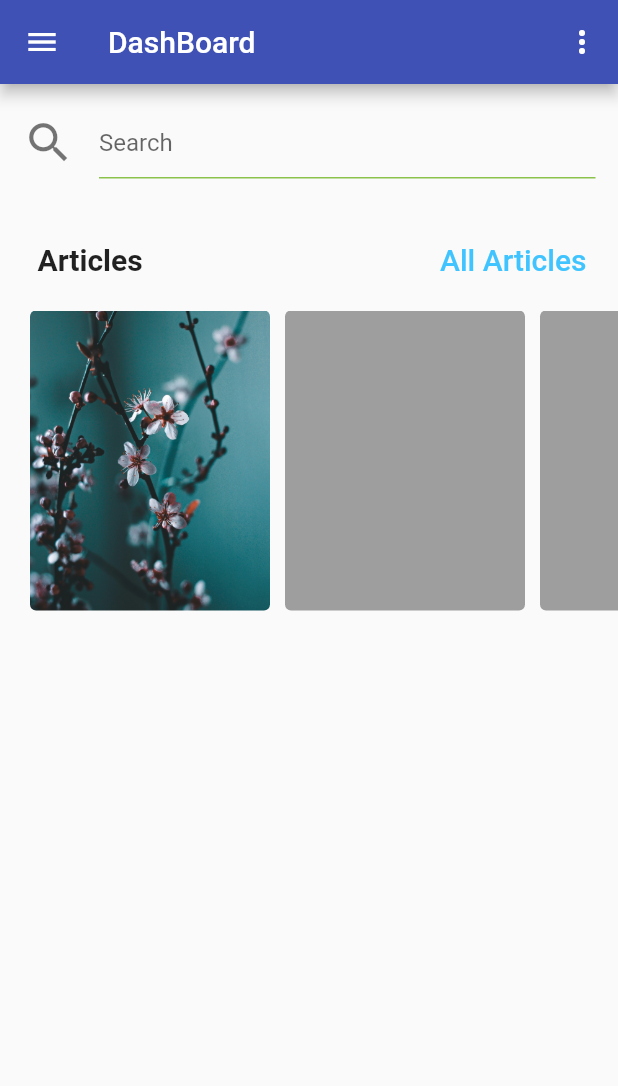
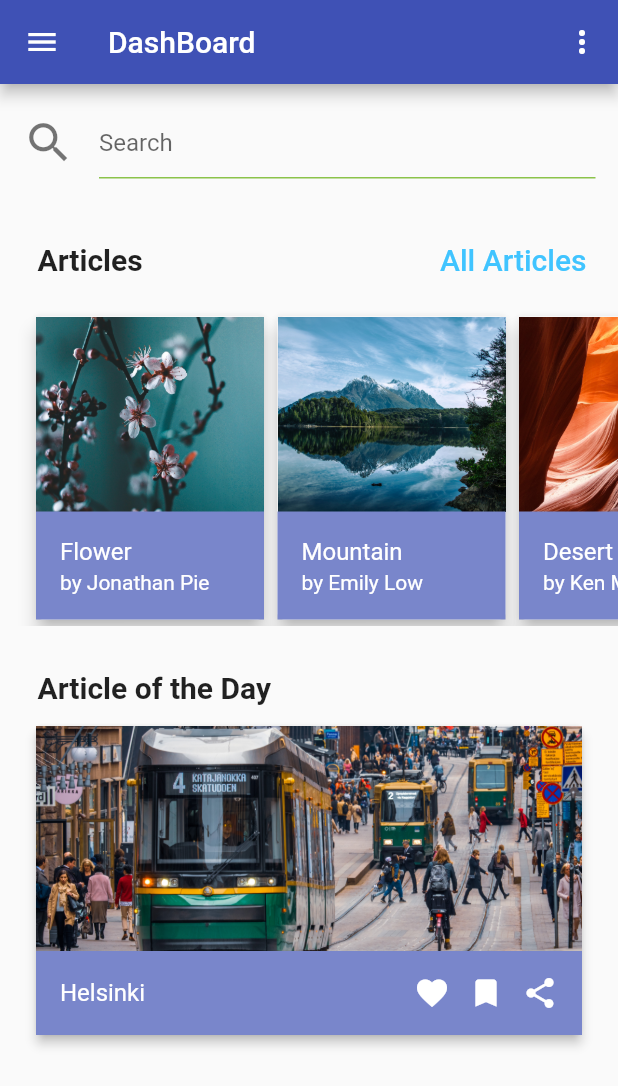
Before and after one commit to kfc0105/blog_ui_layout, a Flutter app: the screen it shows after launch, on a phone screen of 412 x 824 dp. Shown: the top 1086 px of the screen. Run offline on Flutter 3.47's test engine with Material 2 defaults, Android fonts, the phone set to English and light mode, and no system bars.

Commit message:
Added the function of All Article page

```diff
--- /dev/null
+++ b/lib/AllArticlePage.dart
@@ -0,0 +1,45 @@
+import 'package:flutter/material.dart';
+
+/*
+    Stack reference - https://stackoverflow.com/questions/44004451/navigator-operation-requested-with-a-context-that-does-not-include-a-navigator
+
+    The main reason why Navigator is not working is because MyApp is not under MaterialApp.
+    You need material app to access the Navigator !
+    ** The solution is to make the MaterialApp the parent meaning on the top of everything
+ */
+
+class SecondRoute extends StatelessWidget {
+  @override
+  Widget build(BuildContext context) {
+
+    // ignore: missing_return
+    Widget _buildList(String imageLocation, String title){
+      return ListTile(
+        title: Text(title),
+        leading: CircleAvatar(
+          backgroundImage: AssetImage(imageLocation),
+        ),
+      );
+    }
+
+    return Scaffold(
+      appBar: AppBar(
+        title: Text('All Articles'),
+        actions: [
+          IconButton(icon: Icon(Icons.more_vert),
+            color: Colors.white,
+          ),
+        ],
+      ),
+      //
+      body: ListView(
+        padding: EdgeInsets.all(20),
+        children: [
+          _buildList('images/aarn-giri-xucZ20Vjiy8-unsplash.jpg', 'Flower'),
+          _buildList('images/tapio-haaja-I9SWvZ9sO2U-unsplash.jpg', 'Helsinki'),
+          _buildList('images/delfina-iacub-zsgJdHDP4IE-unsplash.jpg', 'Mountain'),
+        ],
+      ),
+    );
+  }
+}
--- a/lib/main.dart
+++ b/lib/main.dart
@@ -1,10 +1,31 @@
+import 'AllArticlePage.dart';
 import 'package:flutter/material.dart';
+
 
 void main() => runApp(MyApp());
 
 class MyApp extends StatelessWidget{
   @override
   Widget build(BuildContext context) {
+    return MaterialApp(
+      /*
+      A one-line description used by the device to identify the app for the user.
+      On Android the titles appear above the task manager's app snapshots which are displayed
+      when the user presses the "recent apps" button
+       */
+      title: 'Flutter Blog UI layout demo',
+      theme: ThemeData(
+        primaryColor: Colors.indigo[500],
+      ),
+      home: DashBoard(),
+    );
+  }
+}
+
+class DashBoard extends StatelessWidget {
+  @override
+  Widget build(BuildContext context) {
+
     Widget textField = Container(
       padding: EdgeInsets.all(15),
       child: TextField(
@@ -16,6 +37,7 @@ class MyApp extends StatelessWidget{
         ),
       ),
     );
+
 
     Widget textAndTextButton = Container(
       margin: EdgeInsets.only(top: 15, bottom: 10, left: 25, right: 5),
@@ -40,6 +62,10 @@ class MyApp extends StatelessWidget{
            */
           Container(
             child: FlatButton(
+              onPressed: () {
+                Navigator.push(context, MaterialPageRoute(builder: (context) => SecondRoute()),
+                );
+              },
               child: Text(
                 'All Articles',
                 style: TextStyle(
@@ -48,110 +74,121 @@ class MyApp extends StatelessWidget{
                   color: Colors.lightBlueAccent,
                 ),
               ),
-            )
+            ),
           ),
         ],
       ),
     );
 
-    Widget _buildCard(Color color, String textTop, String textBottum){
-      return Column(
+    Widget _buildCard(Color color, String Heading, String subHeading, String imageLocation, double leftMargin){
+      return Container(
+        margin: EdgeInsets.only(left: leftMargin),
+        decoration: BoxDecoration(
+          borderRadius: BorderRadius.circular(4.0),
+        ),
+        width: 160,
+        child: Card(
+          elevation: 5,
+          child: Wrap(
             children: [
-
+              Image.asset(imageLocation, fit: BoxFit.cover, width: 160, height: 130,),
+              Container(
+                decoration: BoxDecoration(
+                  color: color,
+                ),
+                child: ListTile(
+                  title: Text(Heading, style: TextStyle(color: Colors.white),),
+                  subtitle: Text(subHeading, style: TextStyle(color: Colors.white),),
+                ),
+              ),
             ],
+          ),
+        ),
       );
     }
 
+    Color color = Colors.indigo[300];
+    double spacesBetweenCards = 1;
 
-    /*
-          Reference : https://flutter.dev/docs/cookbook/lists/horizontal-list
-
-          *The first card and the last card need different spacing
-
-          For the individual card, there has to be a builder, having the parameter
-          *The card needs an image, two texts
-     */
-
-    //What does this color thing do?
-    Color color = Theme.of(context).primaryColor;
-
-    //need a column top is image and bottom is rect with two text(another column, top and buttom)
-    Widget horizList = Column(
-
-    );
-
-
+    //***The scrolling has major lag, it should preload the image somewhere so it doesn't load when scrolling!!!!
     Widget horizontalList = Container(
-      height: 200.0,
+      height: 210.0,
       child: ListView(
           scrollDirection: Axis.horizontal,
           children: [
             //_buildCard(color, 'hello', 'hi'),
+            _buildCard(color, 'Flower', 'by Jonathan Pie', 'images/aarn-giri-xucZ20Vjiy8-unsplash.jpg', 20),
+            _buildCard(color, 'Mountain', 'by Emily Low', 'images/delfina-iacub-zsgJdHDP4IE-unsplash.jpg', spacesBetweenCards),
+            _buildCard(color, 'Desert', 'by Ken Miyahara', 'images/ilona-bellotto-1-dN-gWVehE-unsplash.jpg', spacesBetweenCards),
+            _buildCard(color, 'Ocean Side', 'Ethan Brown', 'images/sam-moqadam-3wwp3A3yLdg-unsplash.jpg', spacesBetweenCards),
+            _buildCard(color, 'Field', 'Jonathan Cook', 'images/stan-lisonek-EEt70fMgYRQ-unsplash.jpg', spacesBetweenCards),
+            _buildCard(color, 'Flower', 'by Jonathan Pie', 'images/aarn-giri-xucZ20Vjiy8-unsplash.jpg', spacesBetweenCards),
+            _buildCard(color, 'Mountain', 'by Emily Low', 'images/delfina-iacub-zsgJdHDP4IE-unsplash.jpg', spacesBetweenCards),
+            _buildCard(color, 'Desert', 'by Ken Miyahara', 'images/ilona-bellotto-1-dN-gWVehE-unsplash.jpg', spacesBetweenCards),
+            _buildCard(color, 'Ocean Side', 'Ethan Brown', 'images/sam-moqadam-3wwp3A3yLdg-unsplash.jpg', spacesBetweenCards),
+            _buildCard(color, 'Field', 'Jonathan Cook', 'images/stan-lisonek-EEt70fMgYRQ-unsplash.jpg', spacesBetweenCards),
+          ]
+      ),
+    );
 
-          //First
+    Widget textArticleOfTheDay = Container(
+      margin: EdgeInsets.only(top: 30, bottom: 10, left: 25, right: 5),
+      child: Text(
+        'Article of the Day',
+        style: TextStyle(
+          fontWeight: FontWeight.bold,
+          fontSize: 20,
+        ),
+      ),
+    );
+
+    //My attempt to create vertically scrollable card view
+    /*
+    Widget verticalList = Container(
+      margin: EdgeInsets.all(30),
+      child: SliverList(
+      ),
+    );
+
+    */
+
+    //vertical Scroll card builder widget
+    Widget _buildVerticalScrollCard(){
+      return Container(
+        margin: EdgeInsets.only(left: 20, right: 20),
+        child: Card(
+          elevation: 3,
+          child: Column(
+            children: [
+              Image.asset(
+                'images/tapio-haaja-I9SWvZ9sO2U-unsplash.jpg',
+                fit: BoxFit.cover,
+                width: 400,
+                height: 150,
+              ),
               Container(
-            margin: EdgeInsets.only(left: 20),
-            width: 160.0,
-            child: ClipRRect(
-              borderRadius: BorderRadius.circular(4.0),
-              child: Image.asset(
-                'images/aarn-giri-xucZ20Vjiy8-unsplash.jpg',
-                fit: BoxFit.cover,
+                decoration: BoxDecoration(
+                  color: color,
+                ),
+                child: ListTile(
+                  title: Text('Helsinki', style: TextStyle(color: Colors.white),),
+                  trailing: Wrap(
+                    spacing: 12,
+                    children: [
+                      Icon(Icons.favorite, color: Colors.white,),
+                      Icon(Icons.bookmark, color: Colors.white,),
+                      Icon(Icons.share, color: Colors.white,),
+                    ],
                   ),
                 ),
               ),
-
-
-
-
-          Container(
-            margin: EdgeInsets.only(left: 10),
-            decoration: BoxDecoration(
-              color: Colors.grey,
-              borderRadius: BorderRadius.all(Radius.circular(4.0)),
-            ),
-            width: 160.0,
-          ),
-          Container(
-            margin: EdgeInsets.only(left: 10),
-            decoration: BoxDecoration(
-              color: Colors.grey,
-              borderRadius: BorderRadius.all(Radius.circular(4.0)),
-            ),
-            width: 160.0,
-          ),
-          Container(
-            margin: EdgeInsets.only(left: 10),
-            decoration: BoxDecoration(
-              color: Colors.grey,
-              borderRadius: BorderRadius.all(Radius.circular(4.0)),
-            ),
-            width: 160.0,
-          ),
-          Container(
-            margin: EdgeInsets.only(left: 10, right: 20),
-            decoration: BoxDecoration(
-              color: Colors.grey,
-              borderRadius: BorderRadius.all(Radius.circular(4.0)),
-            ),
-            width: 160.0,
-          ),
             ],
           ),
+        ),
       );
+    }
 
-
-    return MaterialApp(
-      /*
-      A one-line description used by the device to identify the app for the user.
-      On Android the titles appear above the task manager's app snapshots which are displayed
-      when the user presses the "recent apps" button
-       */
-      title: 'Flutter Blog UI layout demo',
-      theme: ThemeData(
-        primaryColor: Colors.indigo[500],
-      ),
-      home: Scaffold(
+    return Scaffold(
       appBar: AppBar(
         title: Text('DashBoard'),
         actions: [
@@ -170,8 +207,9 @@ class MyApp extends StatelessWidget{
           textField,
           textAndTextButton,
           horizontalList,
+          textArticleOfTheDay,
+          _buildVerticalScrollCard(),
         ],
-        ),
       ),
     );
   }
--- a/pubspec.yaml
+++ b/pubspec.yaml
@@ -45,6 +45,11 @@ flutter:
   uses-material-design: true
   assets:
     - images/aarn-giri-xucZ20Vjiy8-unsplash.jpg
+    - images/delfina-iacub-zsgJdHDP4IE-unsplash.jpg
+    - images/ilona-bellotto-1-dN-gWVehE-unsplash.jpg
+    - images/sam-moqadam-3wwp3A3yLdg-unsplash.jpg
+    - images/stan-lisonek-EEt70fMgYRQ-unsplash.jpg
+    - images/tapio-haaja-I9SWvZ9sO2U-unsplash.jpg
   # To add assets to your application, add an assets section, like this:
   # assets:
   #   - images/a_dot_burr.jpeg
```
Also changed, not shown: images/tapio-haaja-I9SWvZ9sO2U-unsplash.jpg (added), 1 other file. Lines whose indentation alone changed are shown as unchanged.
